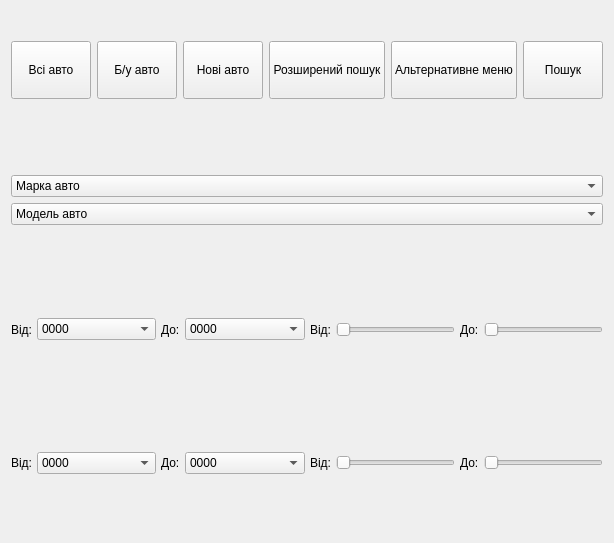
The window that customer.ui (Ultrafiolet4/Module_4) describes before a commit, drawn with Qt 5.
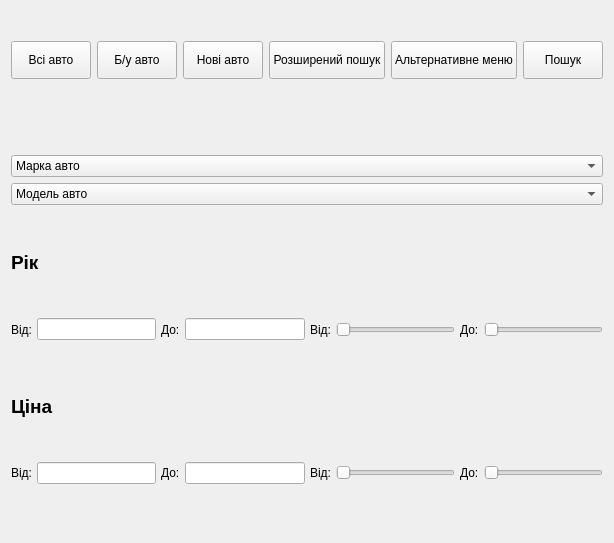
The same window after the commit.

The edit to the form file:
```diff
--- a/customer.ui
+++ b/customer.ui
@@ -14,6 +14,262 @@
    <string>Form</string>
   </property>
   <layout class="QGridLayout" name="gridLayout">
+   <item row="3" column="0">
+    <layout class="QHBoxLayout" name="year_lay" stretch="0,0,0,0,0,0,0,0">
+     <property name="spacing">
+      <number>5</number>
+     </property>
+     <property name="sizeConstraint">
+      <enum>QLayout::SetFixedSize</enum>
+     </property>
+     <property name="topMargin">
+      <number>30</number>
+     </property>
+     <property name="bottomMargin">
+      <number>40</number>
+     </property>
+     <item>
+      <widget class="QLabel" name="first_lbl">
+       <property name="sizePolicy">
+        <sizepolicy hsizetype="Minimum" vsizetype="Expanding">
+         <horstretch>0</horstretch>
+         <verstretch>0</verstretch>
+        </sizepolicy>
+       </property>
+       <property name="text">
+        <string>Від:</string>
+       </property>
+      </widget>
+     </item>
+     <item>
+      <widget class="QLineEdit" name="fromyear_led">
+       <property name="text">
+        <string/>
+       </property>
+      </widget>
+     </item>
+     <item>
+      <widget class="QLabel" name="last_lbl">
+       <property name="sizePolicy">
+        <sizepolicy hsizetype="Minimum" vsizetype="Expanding">
+         <horstretch>0</horstretch>
+         <verstretch>0</verstretch>
+        </sizepolicy>
+       </property>
+       <property name="text">
+        <string>До:</string>
+       </property>
+      </widget>
+     </item>
+     <item>
+      <widget class="QLineEdit" name="toyear_led">
+       <property name="text">
+        <string/>
+       </property>
+      </widget>
+     </item>
+     <item>
+      <widget class="QLabel" name="first2_lbl">
+       <property name="sizePolicy">
+        <sizepolicy hsizetype="Minimum" vsizetype="Expanding">
+         <horstretch>0</horstretch>
+         <verstretch>0</verstretch>
+        </sizepolicy>
+       </property>
+       <property name="text">
+        <string>Від:</string>
+       </property>
+      </widget>
+     </item>
+     <item>
+      <widget class="QSlider" name="first_sld">
+       <property name="cursor">
+        <cursorShape>PointingHandCursor</cursorShape>
+       </property>
+       <property name="orientation">
+        <enum>Qt::Horizontal</enum>
+       </property>
+      </widget>
+     </item>
+     <item>
+      <widget class="QLabel" name="last2_lbl">
+       <property name="sizePolicy">
+        <sizepolicy hsizetype="Minimum" vsizetype="Expanding">
+         <horstretch>0</horstretch>
+         <verstretch>0</verstretch>
+        </sizepolicy>
+       </property>
+       <property name="text">
+        <string>До:</string>
+       </property>
+      </widget>
+     </item>
+     <item>
+      <widget class="QSlider" name="last_sld">
+       <property name="cursor">
+        <cursorShape>PointingHandCursor</cursorShape>
+       </property>
+       <property name="orientation">
+        <enum>Qt::Horizontal</enum>
+       </property>
+      </widget>
+     </item>
+    </layout>
+   </item>
+   <item row="5" column="0">
+    <layout class="QHBoxLayout" name="price_lay">
+     <property name="spacing">
+      <number>5</number>
+     </property>
+     <property name="sizeConstraint">
+      <enum>QLayout::SetFixedSize</enum>
+     </property>
+     <property name="topMargin">
+      <number>30</number>
+     </property>
+     <property name="bottomMargin">
+      <number>40</number>
+     </property>
+     <item>
+      <widget class="QLabel" name="firstprice_lbl">
+       <property name="sizePolicy">
+        <sizepolicy hsizetype="Minimum" vsizetype="Expanding">
+         <horstretch>0</horstretch>
+         <verstretch>0</verstretch>
+        </sizepolicy>
+       </property>
+       <property name="text">
+        <string>Від:</string>
+       </property>
+      </widget>
+     </item>
+     <item>
+      <widget class="QLineEdit" name="fromprice_led">
+       <property name="text">
+        <string/>
+       </property>
+      </widget>
+     </item>
+     <item>
+      <widget class="QLabel" name="lastprice_lbl">
+       <property name="sizePolicy">
+        <sizepolicy hsizetype="Minimum" vsizetype="Expanding">
+         <horstretch>0</horstretch>
+         <verstretch>0</verstretch>
+        </sizepolicy>
+       </property>
+       <property name="text">
+        <string>До:</string>
+       </property>
+      </widget>
+     </item>
+     <item>
+      <widget class="QLineEdit" name="toprice_led">
+       <property name="text">
+        <string/>
+       </property>
+      </widget>
+     </item>
+     <item>
+      <widget class="QLabel" name="first2price_lbl">
+       <property name="sizePolicy">
+        <sizepolicy hsizetype="Minimum" vsizetype="Expanding">
+         <horstretch>0</horstretch>
+         <verstretch>0</verstretch>
+        </sizepolicy>
+       </property>
+       <property name="text">
+        <string>Від:</string>
+       </property>
+      </widget>
+     </item>
+     <item>
+      <widget class="QSlider" name="firstprice_sld">
+       <property name="sizePolicy">
+        <sizepolicy hsizetype="Expanding" vsizetype="Fixed">
+         <horstretch>0</horstretch>
+         <verstretch>0</verstretch>
+        </sizepolicy>
+       </property>
+       <property name="cursor">
+        <cursorShape>PointingHandCursor</cursorShape>
+       </property>
+       <property name="orientation">
+        <enum>Qt::Horizontal</enum>
+       </property>
+      </widget>
+     </item>
+     <item>
+      <widget class="QLabel" name="last2price_lbl">
+       <property name="sizePolicy">
+        <sizepolicy hsizetype="Minimum" vsizetype="Expanding">
+         <horstretch>0</horstretch>
+         <verstretch>0</verstretch>
+        </sizepolicy>
+       </property>
+       <property name="text">
+        <string>До:</string>
+       </property>
+      </widget>
+     </item>
+     <item>
+      <widget class="QSlider" name="lastprice_sld">
+       <property name="cursor">
+        <cursorShape>PointingHandCursor</cursorShape>
+       </property>
+       <property name="orientation">
+        <enum>Qt::Horizontal</enum>
+       </property>
+      </widget>
+     </item>
+    </layout>
+   </item>
+   <item row="1" column="0">
+    <layout class="QVBoxLayout" name="choise_lay">
+     <property name="topMargin">
+      <number>30</number>
+     </property>
+     <property name="bottomMargin">
+      <number>40</number>
+     </property>
+     <item>
+      <widget class="QComboBox" name="name_cb">
+       <property name="sizePolicy">
+        <sizepolicy hsizetype="Minimum" vsizetype="Minimum">
+         <horstretch>0</horstretch>
+         <verstretch>0</verstretch>
+        </sizepolicy>
+       </property>
+       <property name="cursor">
+        <cursorShape>PointingHandCursor</cursorShape>
+       </property>
+       <item>
+        <property name="text">
+         <string>Марка авто</string>
+        </property>
+       </item>
+      </widget>
+     </item>
+     <item>
+      <widget class="QComboBox" name="model_cb">
+       <property name="sizePolicy">
+        <sizepolicy hsizetype="Minimum" vsizetype="Minimum">
+         <horstretch>0</horstretch>
+         <verstretch>0</verstretch>
+        </sizepolicy>
+       </property>
+       <property name="cursor">
+        <cursorShape>PointingHandCursor</cursorShape>
+       </property>
+       <item>
+        <property name="text">
+         <string>Модель авто</string>
+        </property>
+       </item>
+      </widget>
+     </item>
+    </layout>
+   </item>
    <item row="0" column="0">
     <layout class="QHBoxLayout" name="buttons_lay" stretch="0,0,0,0,0,0">
      <property name="sizeConstraint">
@@ -129,305 +385,33 @@
      </item>
     </layout>
    </item>
-   <item row="1" column="0">
-    <layout class="QVBoxLayout" name="choise_lay">
-     <property name="topMargin">
-      <number>30</number>
+   <item row="4" column="0">
+    <widget class="QLabel" name="price_lbl">
+     <property name="font">
+      <font>
+       <pointsize>14</pointsize>
+       <weight>75</weight>
+       <bold>true</bold>
+      </font>
      </property>
-     <property name="bottomMargin">
-      <number>40</number>
+     <property name="text">
+      <string>Ціна</string>
      </property>
-     <item>
-      <widget class="QComboBox" name="name_cb">
-       <property name="sizePolicy">
-        <sizepolicy hsizetype="Minimum" vsizetype="Minimum">
-         <horstretch>0</horstretch>
-         <verstretch>0</verstretch>
-        </sizepolicy>
-       </property>
-       <property name="cursor">
-        <cursorShape>PointingHandCursor</cursorShape>
-       </property>
-       <item>
-        <property name="text">
-         <string>Марка авто</string>
-        </property>
-       </item>
-      </widget>
-     </item>
-     <item>
-      <widget class="QComboBox" name="model_cb">
-       <property name="sizePolicy">
-        <sizepolicy hsizetype="Minimum" vsizetype="Minimum">
-         <horstretch>0</horstretch>
-         <verstretch>0</verstretch>
-        </sizepolicy>
-       </property>
-       <property name="cursor">
-        <cursorShape>PointingHandCursor</cursorShape>
-       </property>
-       <item>
-        <property name="text">
-         <string>Модель авто</string>
-        </property>
-       </item>
-      </widget>
-     </item>
-    </layout>
+    </widget>
    </item>
    <item row="2" column="0">
-    <layout class="QHBoxLayout" name="year_lay" stretch="0,0,0,0,0,0,0,0">
-     <property name="spacing">
-      <number>5</number>
+    <widget class="QLabel" name="year_lbl">
+     <property name="font">
+      <font>
+       <pointsize>14</pointsize>
+       <weight>75</weight>
+       <bold>true</bold>
+      </font>
      </property>
-     <property name="sizeConstraint">
-      <enum>QLayout::SetFixedSize</enum>
+     <property name="text">
+      <string>Рік</string>
      </property>
-     <property name="topMargin">
-      <number>30</number>
-     </property>
-     <property name="bottomMargin">
-      <number>40</number>
-     </property>
-     <item>
-      <widget class="QLabel" name="first_lbl">
-       <property name="sizePolicy">
-        <sizepolicy hsizetype="Minimum" vsizetype="Expanding">
-         <horstretch>0</horstretch>
-         <verstretch>0</verstretch>
-        </sizepolicy>
-       </property>
-       <property name="text">
-        <string>Від:</string>
-       </property>
-      </widget>
-     </item>
-     <item>
-      <widget class="QComboBox" name="first_cb">
-       <property name="sizePolicy">
-        <sizepolicy hsizetype="Expanding" vsizetype="Fixed">
-         <horstretch>0</horstretch>
-         <verstretch>0</verstretch>
-        </sizepolicy>
-       </property>
-       <property name="cursor">
-        <cursorShape>PointingHandCursor</cursorShape>
-       </property>
-       <item>
-        <property name="text">
-         <string>0000</string>
-        </property>
-       </item>
-      </widget>
-     </item>
-     <item>
-      <widget class="QLabel" name="last_lbl">
-       <property name="sizePolicy">
-        <sizepolicy hsizetype="Minimum" vsizetype="Expanding">
-         <horstretch>0</horstretch>
-         <verstretch>0</verstretch>
-        </sizepolicy>
-       </property>
-       <property name="text">
-        <string>До:</string>
-       </property>
-      </widget>
-     </item>
-     <item>
-      <widget class="QComboBox" name="last_cb">
-       <property name="sizePolicy">
-        <sizepolicy hsizetype="Expanding" vsizetype="Fixed">
-         <horstretch>0</horstretch>
-         <verstretch>0</verstretch>
-        </sizepolicy>
-       </property>
-       <property name="cursor">
-        <cursorShape>PointingHandCursor</cursorShape>
-       </property>
-       <item>
-        <property name="text">
-         <string>0000</string>
-        </property>
-       </item>
-      </widget>
-     </item>
-     <item>
-      <widget class="QLabel" name="first2_lbl">
-       <property name="sizePolicy">
-        <sizepolicy hsizetype="Minimum" vsizetype="Expanding">
-         <horstretch>0</horstretch>
-         <verstretch>0</verstretch>
-        </sizepolicy>
-       </property>
-       <property name="text">
-        <string>Від:</string>
-       </property>
-      </widget>
-     </item>
-     <item>
-      <widget class="QSlider" name="first_sld">
-       <property name="cursor">
-        <cursorShape>PointingHandCursor</cursorShape>
-       </property>
-       <property name="orientation">
-        <enum>Qt::Horizontal</enum>
-       </property>
-      </widget>
-     </item>
-     <item>
-      <widget class="QLabel" name="last2_lbl">
-       <property name="sizePolicy">
-        <sizepolicy hsizetype="Minimum" vsizetype="Expanding">
-         <horstretch>0</horstretch>
-         <verstretch>0</verstretch>
-        </sizepolicy>
-       </property>
-       <property name="text">
-        <string>До:</string>
-       </property>
-      </widget>
-     </item>
-     <item>
-      <widget class="QSlider" name="last_sld">
-       <property name="cursor">
-        <cursorShape>PointingHandCursor</cursorShape>
-       </property>
-       <property name="orientation">
-        <enum>Qt::Horizontal</enum>
-       </property>
-      </widget>
-     </item>
-    </layout>
-   </item>
-   <item row="3" column="0">
-    <layout class="QHBoxLayout" name="price_lay">
-     <property name="spacing">
-      <number>5</number>
-     </property>
-     <property name="sizeConstraint">
-      <enum>QLayout::SetFixedSize</enum>
-     </property>
-     <property name="topMargin">
-      <number>30</number>
-     </property>
-     <property name="bottomMargin">
-      <number>40</number>
-     </property>
-     <item>
-      <widget class="QLabel" name="firstprice_lbl">
-       <property name="sizePolicy">
-        <sizepolicy hsizetype="Minimum" vsizetype="Expanding">
-         <horstretch>0</horstretch>
-         <verstretch>0</verstretch>
-        </sizepolicy>
-       </property>
-       <property name="text">
-        <string>Від:</string>
-       </property>
-      </widget>
-     </item>
-     <item>
-      <widget class="QComboBox" name="firstprice_cb">
-       <property name="sizePolicy">
-        <sizepolicy hsizetype="Expanding" vsizetype="Fixed">
-         <horstretch>0</horstretch>
-         <verstretch>0</verstretch>
-        </sizepolicy>
-       </property>
-       <property name="cursor">
-        <cursorShape>PointingHandCursor</cursorShape>
-       </property>
-       <item>
-        <property name="text">
-         <string>0000</string>
-        </property>
-       </item>
-      </widget>
-     </item>
-     <item>
-      <widget class="QLabel" name="lastprice_lbl">
-       <property name="sizePolicy">
-        <sizepolicy hsizetype="Minimum" vsizetype="Expanding">
-         <horstretch>0</horstretch>
-         <verstretch>0</verstretch>
-        </sizepolicy>
-       </property>
-       <property name="text">
-        <string>До:</string>
-       </property>
-      </widget>
-     </item>
-     <item>
-      <widget class="QComboBox" name="lastprice_cb">
-       <property name="sizePolicy">
-        <sizepolicy hsizetype="Expanding" vsizetype="Fixed">
-         <horstretch>0</horstretch>
-         <verstretch>0</verstretch>
-        </sizepolicy>
-       </property>
-       <property name="cursor">
-        <cursorShape>PointingHandCursor</cursorShape>
-       </property>
-       <item>
-        <property name="text">
-         <string>0000</string>
-        </property>
-       </item>
-      </widget>
-     </item>
-     <item>
-      <widget class="QLabel" name="first2price_lbl">
-       <property name="sizePolicy">
-        <sizepolicy hsizetype="Minimum" vsizetype="Expanding">
-         <horstretch>0</horstretch>
-         <verstretch>0</verstretch>
-        </sizepolicy>
-       </property>
-       <property name="text">
-        <string>Від:</string>
-       </property>
-      </widget>
-     </item>
-     <item>
-      <widget class="QSlider" name="firstprice_sld">
-       <property name="sizePolicy">
-        <sizepolicy hsizetype="Expanding" vsizetype="Fixed">
-         <horstretch>0</horstretch>
-         <verstretch>0</verstretch>
-        </sizepolicy>
-       </property>
-       <property name="cursor">
-        <cursorShape>PointingHandCursor</cursorShape>
-       </property>
-       <property name="orientation">
-        <enum>Qt::Horizontal</enum>
-       </property>
-      </widget>
-     </item>
-     <item>
-      <widget class="QLabel" name="last2price_lbl">
-       <property name="sizePolicy">
-        <sizepolicy hsizetype="Minimum" vsizetype="Expanding">
-         <horstretch>0</horstretch>
-         <verstretch>0</verstretch>
-        </sizepolicy>
-       </property>
-       <property name="text">
-        <string>До:</string>
-       </property>
-      </widget>
-     </item>
-     <item>
-      <widget class="QSlider" name="lastprice_sld">
-       <property name="cursor">
-        <cursorShape>PointingHandCursor</cursorShape>
-       </property>
-       <property name="orientation">
-        <enum>Qt::Horizontal</enum>
-       </property>
-      </widget>
-     </item>
-    </layout>
+    </widget>
    </item>
   </layout>
  </widget>
```
